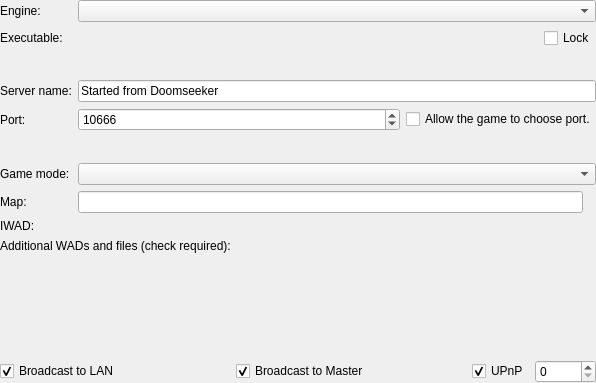
Qt form src/core/gui/createserver/generalgamesetuppanel.ui (Destroyerrrocket/doomseeker-unofficial) before a commit.
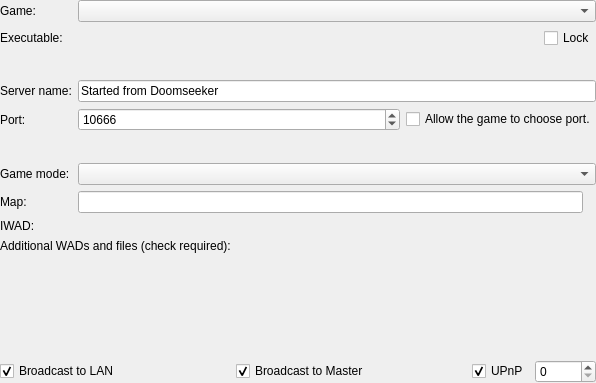
The same form after that commit. Icons and pictures are not drawn. Custom widgets are drawn as their Qt base class.

Commit message: - "Create game" dialog box - add "Offline command line" button. (related to ticket 3505) - L10n - wrap the title of copy command line dialog in tr() (ticket 3493) - "Create game" dialog box can also create offline games so instead of displaying text related to "hosting a server", let's use more inclusive strings. - Moreover, call the game a "Game" instead of "Engine" - also in the program's config box.

The edit to the form file:
```diff
--- a/src/core/gui/createserver/generalgamesetuppanel.ui
+++ b/src/core/gui/createserver/generalgamesetuppanel.ui
@@ -31,7 +31,7 @@
      <item row="0" column="0">
       <widget class="QLabel" name="label">
        <property name="text">
-        <string>Engine:</string>
+        <string>Game:</string>
        </property>
       </widget>
      </item>
```
The commit also changes 6 other files.
